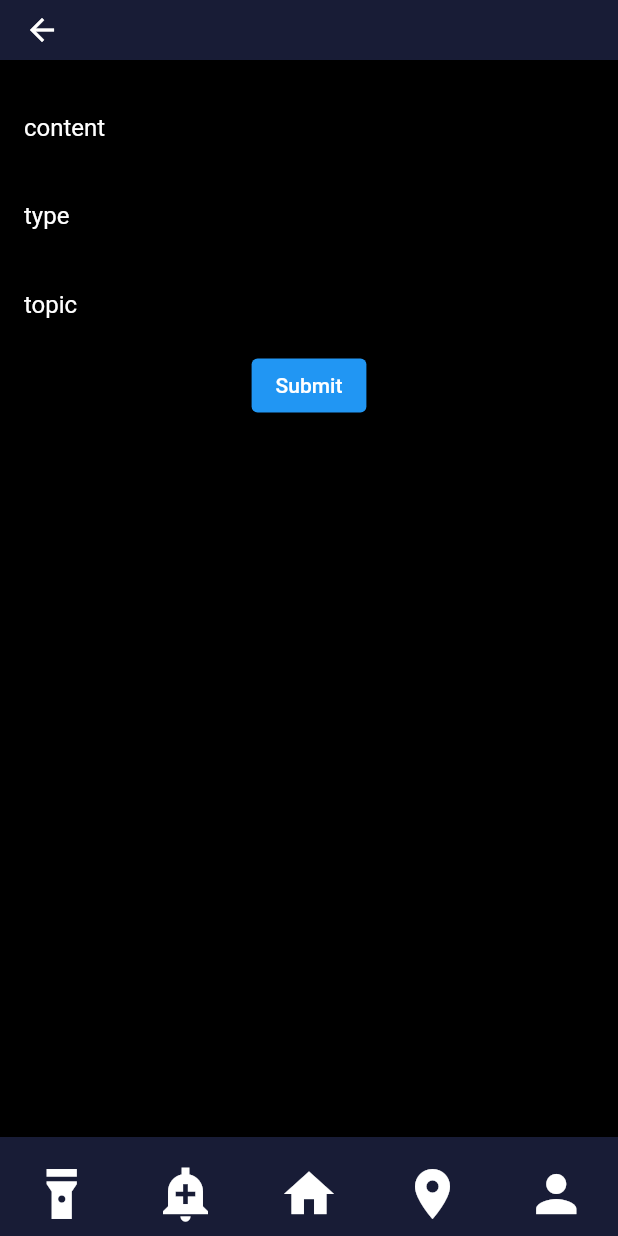
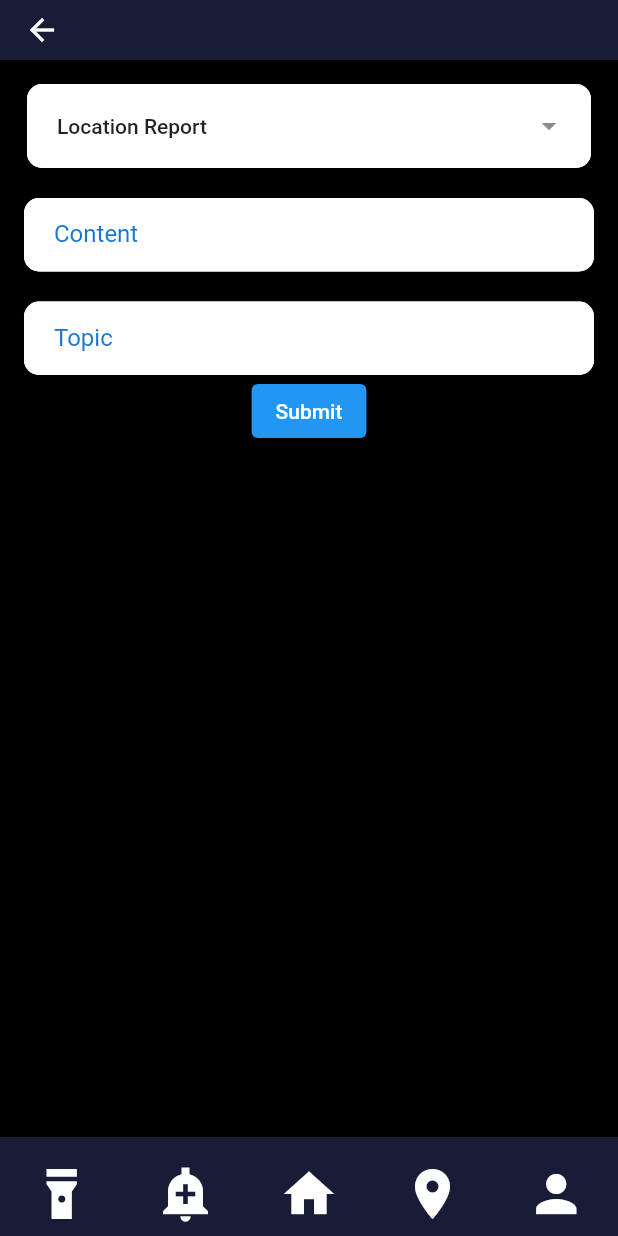
Before and after one commit to AyhanAllahverdiyev/WatchTower-Mobile, a Flutter app: the LayoutPage screen opened directly, on a phone screen of 412 x 824 dp. Run offline on Flutter 3.47's test engine with Material 2 defaults, Android fonts, the phone set to English and light mode, and no system bars; our stand-ins replace assets_audio_player, carousel_slider, firebase_core, firebase_messaging, flutter_local_notifications, geolocator and 3 more; missing offline and left inert: dart:ffi, level_map, nfc_manager, torch_light; accounts and stored records are empty; network calls fail.

Commit message:
alert details conf.

```diff
--- a/lib/pages/alert_details.dart
+++ b/lib/pages/alert_details.dart
@@ -4,6 +4,15 @@ import 'package:watch_tower_flutter/layout.dart';
 import 'package:watch_tower_flutter/utils/alert_utils.dart';
 import '../utils/login_utils.dart';
 import '../utils/alarm_utils.dart';
+
+const List<String> list = <String>[
+  'location_report',
+  'fire',
+  'earthquake',
+  'flood',
+  'burglary',
+  'other'
+];
 
 class Data {
   String content;
@@ -21,55 +30,120 @@ class Data {
   }
 }
 
+String capitalizeFirstLetter(String text) {
+  if (text == null || text.isEmpty) {
+    return text;
+  }
+  return text[0].toUpperCase() + text.substring(1);
+}
+
 class AlertDetails extends StatefulWidget {
   const AlertDetails({Key? key}) : super(key: key);
   static const routeName = '/alert_details';
-
   @override
   State<AlertDetails> createState() => _AlertDetailsState();
 }
 
 class _AlertDetailsState extends State<AlertDetails> {
   final TextEditingController textFieldController1 = TextEditingController();
-  final TextEditingController textFieldController2 = TextEditingController();
   final TextEditingController textFieldController3 = TextEditingController();
+  String selectedType = '';
+
+  String dropdownValue = list.first;
   @override
   Widget build(BuildContext context) {
     return Padding(
       padding: const EdgeInsets.all(16.0),
       child: Column(
         children: [
+
+           DropdownMenu<String>(
+
+              inputDecorationTheme: InputDecorationTheme(
+                labelStyle: TextStyle(color: Colors.blue.shade700),
+
+                filled: true,
+                fillColor: Colors.white,
+                enabledBorder: OutlineInputBorder(
+                  borderRadius: BorderRadius.circular(10.0),
+                  borderSide: BorderSide(color: Colors.white),
+                ),
+                focusedBorder: OutlineInputBorder(
+                  borderRadius: BorderRadius.circular(10.0),
+                  borderSide: BorderSide(color: Colors.blue),
+                ),
+                contentPadding:
+                    EdgeInsets.symmetric(vertical: 15.0, horizontal: 20.0),
+              ),
+
+              width: MediaQuery.of(context).size.width - 36,
+              initialSelection: list.first,
+              onSelected: (String? value) {
+                setState(() {
+                  selectedType = value!;
+                });
+              },
+              dropdownMenuEntries:
+                  list.map<DropdownMenuEntry<String>>((String value) {
+                return DropdownMenuEntry<String>(
+                    value: value,
+                    label: capitalizeFirstLetter(value.replaceFirst('_', ' ').replaceFirst(
+                        value[value.indexOf('_') + 1],
+                        value[value.indexOf('_') + 1].toUpperCase())) );
+
+              }).toList(),
+            ),
+
+          SizedBox(height: 20),
           TextField(
             controller: textFieldController1,
             decoration: InputDecoration(
-                labelText: 'content',
-                labelStyle: TextStyle(color: Colors.white)),
-            style: TextStyle(color: Colors.white),
+              labelText: 'Content',
+              labelStyle: TextStyle(color: Colors.blue.shade700),
+              filled: true,
+              fillColor: Colors.white,
+              enabledBorder: OutlineInputBorder(
+                borderRadius: BorderRadius.circular(10.0),
+                borderSide: BorderSide(color: Colors.white),
+              ),
+              focusedBorder: OutlineInputBorder(
+                borderRadius: BorderRadius.circular(10.0),
+                borderSide: BorderSide(color: Colors.blue),
+              ),
+              contentPadding:
+                  EdgeInsets.symmetric(vertical: 15.0, horizontal: 20.0),
+            ),
+            style: TextStyle(color: Colors.blue),
           ),
-          TextField(
-            controller: textFieldController2,
-            decoration: InputDecoration(
-                labelText: 'type', labelStyle: TextStyle(color: Colors.white)),
-            style: TextStyle(color: Colors.white),
-          ),
+          SizedBox(height: 20),
           TextField(
             controller: textFieldController3,
             decoration: InputDecoration(
-                labelText: 'topic', labelStyle: TextStyle(color: Colors.white)),
-            style: TextStyle(color: Colors.white),
+              labelText: 'Topic',
+              labelStyle: TextStyle(color: Colors.blue.shade700),
+              filled: true,
+              fillColor: Colors.white,
+              enabledBorder: OutlineInputBorder(
+                borderRadius: BorderRadius.circular(10.0),
+                borderSide: BorderSide(color: Colors.white),
+              ),
+              focusedBorder: OutlineInputBorder(
+                borderRadius: BorderRadius.circular(10.0),
+                borderSide: BorderSide(color: Colors.blue),
+              ),
+              contentPadding:
+                  EdgeInsets.symmetric(vertical: 15.0, horizontal: 20.0),
+            ),
+            style: TextStyle(color: Colors.blue),
           ),
+
           ElevatedButton(
             onPressed: () async {
-              Data data = Data(
-                  textFieldController1.text,
-                  textFieldController2.text,
-                  textFieldController3.text,
-                  await LoginUtils().getUserId());
+              Data data = Data(textFieldController1.text, selectedType,
+                  textFieldController3.text, await LoginUtils().getUserId());
               await BottomAppBarWidgetState().sendMessage(data);
               int res = await WebSocketService().sendBroadcastMessageFirebase(
-                  textFieldController1.text,
-                  textFieldController2.text,
-                  'Broadcast_Alert');
+                  textFieldController1.text, selectedType, 'Broadcast_Alert');
               if (res >= 399) {
                 await AlertUtils().errorAlert('Failed to send', context);
               } else {
```
